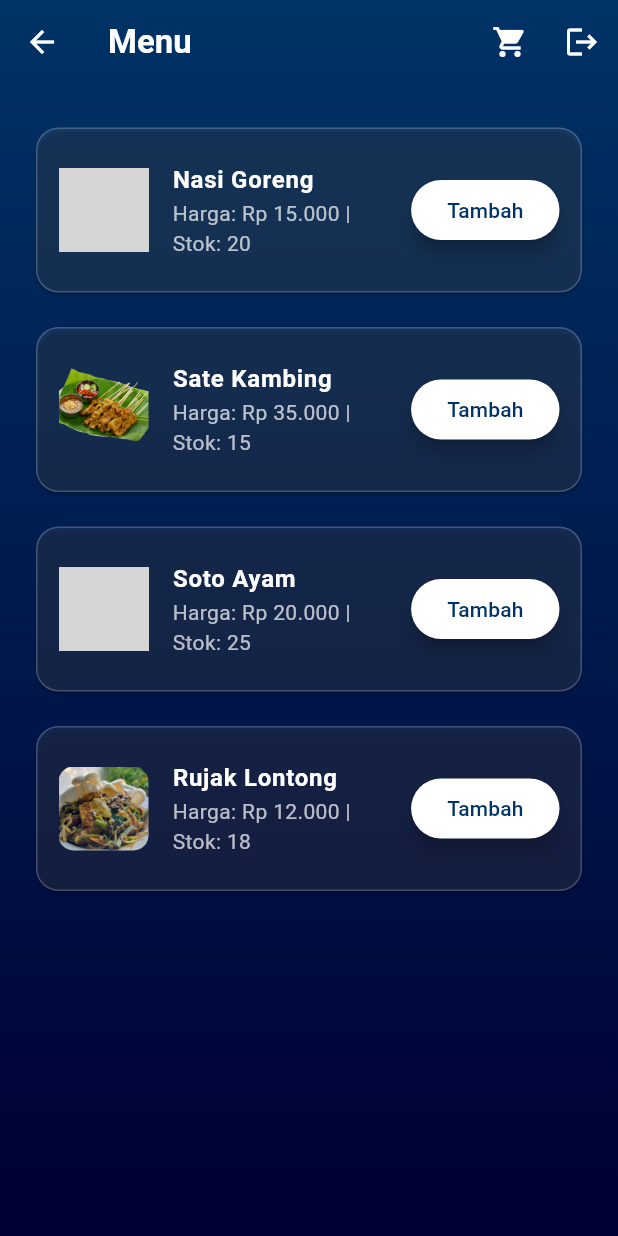
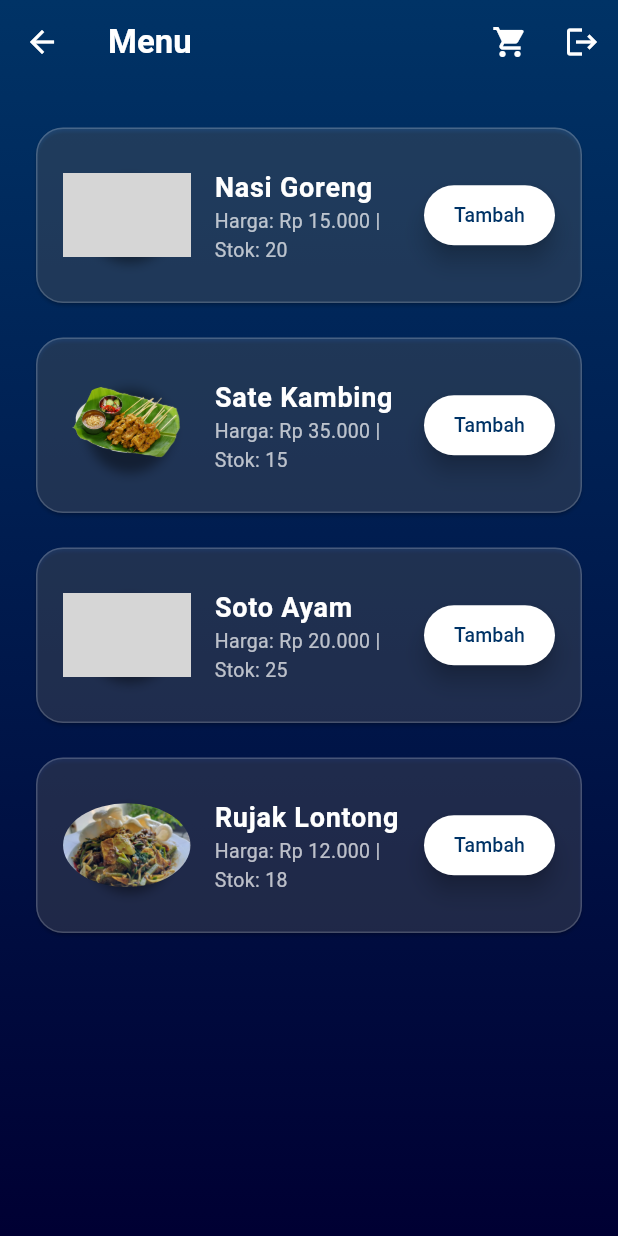
Before and after one commit to tarunaisra/e_kantin, a Flutter app: the HomeScreen_Yogi screen opened by its route, on a phone screen of 412 x 824 dp. Run offline on Flutter 3.47's test engine with Material 3 defaults, Android fonts, the phone set to English and light mode, and no system bars; our stand-ins replace cloud_firestore, firebase_auth, firebase_core; accounts and stored records are empty; grey boxes are pictures that could not be loaded.

Commit message:
update ftom yogi

```diff
--- a/lib/screens/home_screen.dart
+++ b/lib/screens/home_screen.dart
@@ -66,7 +66,6 @@ class _HomeScreenState_Yogi extends State<HomeScreen_Yogi>
   @override
   Widget build(BuildContext context) {
     return Scaffold(
-      // appbar transparan
       appBar: AppBar(
         title: const Text(
           'Menu',
@@ -91,7 +90,6 @@ class _HomeScreenState_Yogi extends State<HomeScreen_Yogi>
         ],
       ),
       extendBodyBehindAppBar: true,
-
       body: Container(
         decoration: const BoxDecoration(
           gradient: LinearGradient(
@@ -118,22 +116,30 @@ class _HomeScreenState_Yogi extends State<HomeScreen_Yogi>
               return Padding(
                 padding: const EdgeInsets.only(bottom: 15.0),
                 child: Card(
-                  color: Colors.white.withOpacity(0.08),
+                  color: Colors.white.withOpacity(0.12),
                   shape: RoundedRectangleBorder(
-                    borderRadius: BorderRadius.circular(15),
-                    side: BorderSide(color: Colors.white.withOpacity(0.2)),
+                    borderRadius: BorderRadius.circular(18),
+                    side: BorderSide(color: Colors.white.withOpacity(0.18)),
                   ),
                   child: ListTile(
-                    contentPadding: const EdgeInsets.all(15),
+                    contentPadding: const EdgeInsets.all(18),
 
-                    // gambar dari produk
-                    leading: ClipRRect(
-                      borderRadius: BorderRadius.circular(10),
-                      child: Image.asset(
-                        product.imageUrl,
-                        width: 60,
-                        height: 60,
-                        fit: BoxFit.cover,
+                    // GAMBAR MAKANAN BESAR & MENARIK
+                    leading: Container(
+                      width: 85,
+                      height: 85,
+                      decoration: BoxDecoration(
+                        shape: BoxShape.circle,
+                        boxShadow: [
+                          BoxShadow(
+                            color: Colors.black.withOpacity(0.4),
+                            blurRadius: 6,
+                            offset: const Offset(2, 4),
+                          ),
+                        ],
+                      ),
+                      child: ClipOval(
+                        child: Image.asset(product.imageUrl, fit: BoxFit.cover),
                       ),
                     ),
 
@@ -142,20 +148,24 @@ class _HomeScreenState_Yogi extends State<HomeScreen_Yogi>
                       style: const TextStyle(
                         color: Colors.white,
                         fontWeight: FontWeight.bold,
-                        fontSize: 16,
+                        fontSize: 18,
                       ),
                     ),
                     subtitle: Text(
                       'Harga: $price | Stok: ${product.stock}',
-                      style: const TextStyle(color: Colors.white70),
+                      style: const TextStyle(
+                        color: Colors.white70,
+                        fontSize: 13,
+                      ),
                     ),
 
                     trailing: ElevatedButton(
                       onPressed: product.stock > 0
                           ? () {
-                              // Add to cart using provider
-                              Provider.of<CartProvider_taruna>(context, listen: false)
-                                  .addToCart(product);
+                              Provider.of<CartProvider_taruna>(
+                                context,
+                                listen: false,
+                              ).addToCart(product);
                               ScaffoldMessenger.of(context).showSnackBar(
                                 SnackBar(
                                   content: Text(
@@ -168,14 +178,23 @@ class _HomeScreenState_Yogi extends State<HomeScreen_Yogi>
                             }
                           : null,
                       style: ElevatedButton.styleFrom(
-                        backgroundColor: product.stock > 0 ? Colors.white : Colors.grey,
+                        backgroundColor: product.stock > 0
+                            ? Colors.white
+                            : Colors.grey,
                         foregroundColor: const Color(0xFF003366),
                         shape: RoundedRectangleBorder(
-                          borderRadius: BorderRadius.circular(20),
+                          borderRadius: BorderRadius.circular(25),
                         ),
-                        elevation: 5,
+                        elevation: 6,
+                        padding: const EdgeInsets.symmetric(
+                          horizontal: 20,
+                          vertical: 10,
+                        ),
                       ),
-                      child: Text(product.stock > 0 ? 'Tambah' : 'Habis'),
+                      child: Text(
+                        product.stock > 0 ? 'Tambah' : 'Habis',
+                        style: const TextStyle(fontSize: 13),
+                      ),
                     ),
                   ),
                 ),
```
Also changed, not shown: lib/screens/cart_screen.dart (+104 -79 lines).
